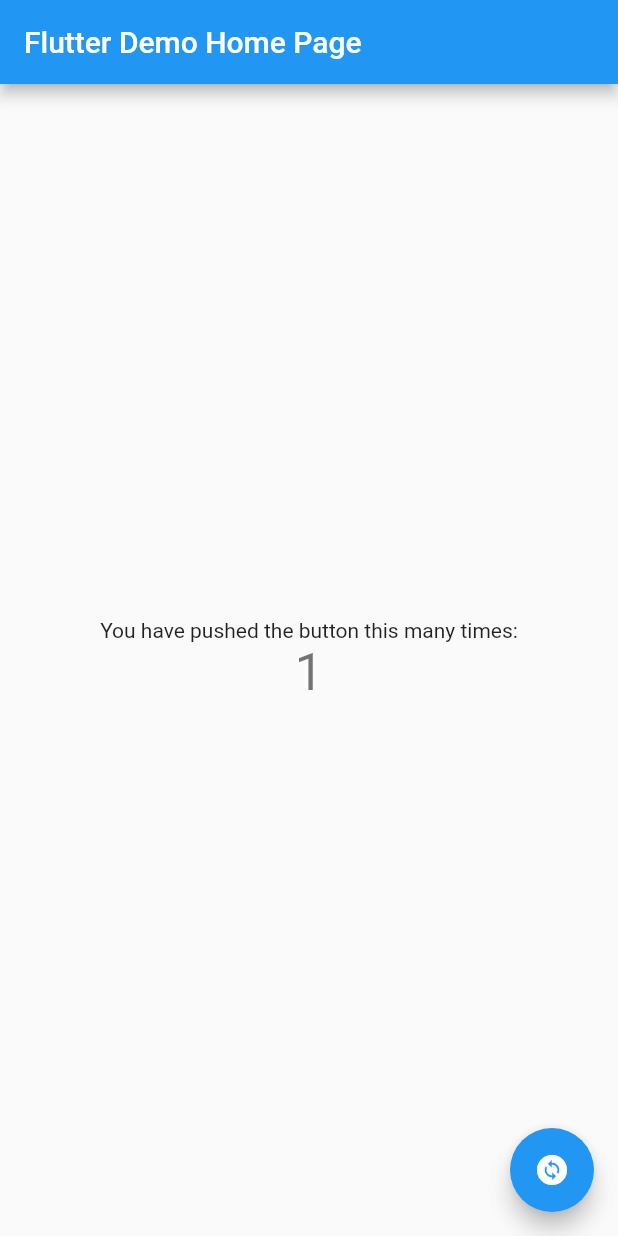
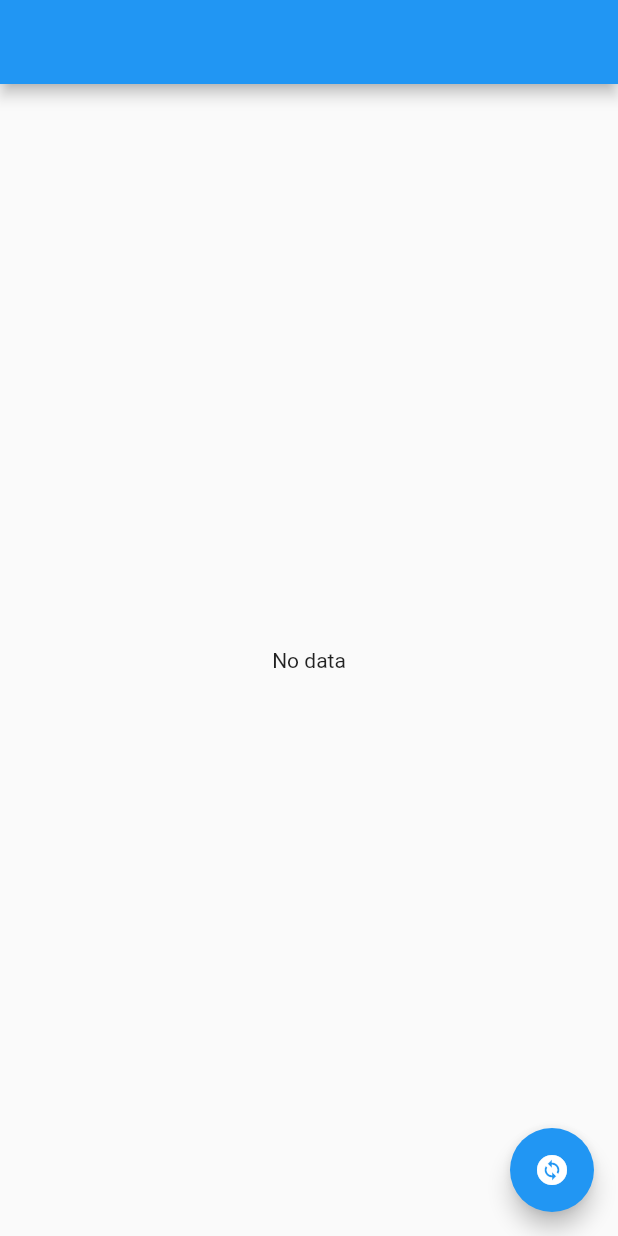
Before and after one commit to Rakibul25/codixel, a Flutter app: the screen it shows after launch, after a tap on the "change circle" icon, on a phone screen of 412 x 824 dp. Run offline on Flutter 3.47's test engine with Material 2 defaults, Android fonts, the phone set to English and light mode, and no system bars; our stand-ins replace dio; network calls fail.

Commit message:
api fetching part

```diff
--- /dev/null
+++ b/lib/controllers/api/api.dart
@@ -0,0 +1,10 @@
+import 'package:dio/dio.dart';
+class API{
+  Dio _dio = Dio();
+  API(){
+    _dio.options.baseUrl = "";
+    //keeping this empty, cause this class is using for multiple link
+    //_dio.interceptors.add(PrettyDioLogger());
+  }
+  Dio get sendRequest => _dio;
+}
--- /dev/null
+++ b/lib/controllers/api/fetchUser.dart
@@ -0,0 +1,20 @@
+import 'package:codixel/controllers/api/api.dart';
+import 'package:dio/dio.dart';
+
+import '../../models/user.dart';
+
+class FetchUser{
+  API api = API();
+  Future<User> fetcdata() async {
+    try {
+      //trying to fetch blocs result with blocs keyword
+      Response response = await api.sendRequest.get(
+          "https://random-data-api.com/api/v2/users");
+      var data = response.data;
+      return User.fromJson(data);
+    } catch (ex) {
+      throw ex;
+    }
+  }
+
+}
--- a/lib/main.dart
+++ b/lib/main.dart
@@ -1,3 +1,4 @@
+import 'package:codixel/views/home.dart';
 import 'package:flutter/material.dart';
 
 void main() {
@@ -11,105 +12,12 @@
   @override
   Widget build(BuildContext context) {
     return MaterialApp(
-      title: 'Flutter Demo',
+      debugShowCheckedModeBanner: false,
+      title: 'Codixel',
       theme: ThemeData(
-        // This is the theme of your application.
-        //
-        // Try running your application with "flutter run". You'll see the
-        // application has a blue toolbar. Then, without quitting the app, try
-        // changing the primarySwatch below to Colors.green and then invoke
-        // "hot reload" (press "r" in the console where you ran "flutter run",
-        // or simply save your changes to "hot reload" in a Flutter IDE).
-        // Notice that the counter didn't reset back to zero; the application
-        // is not restarted.
         primarySwatch: Colors.blue,
       ),
-      home: const MyHomePage(title: 'Flutter Demo Home Page'),
+      home: const Home(),
     );
   }
 }
-
-class MyHomePage extends StatefulWidget {
-  const MyHomePage({super.key, required this.title});
-
-  // This widget is the home page of your application. It is stateful, meaning
-  // that it has a State object (defined below) that contains fields that affect
-  // how it looks.
-
-  // This class is the configuration for the state. It holds the values (in this
-  // case the title) provided by the parent (in this case the App widget) and
-  // used by the build method of the State. Fields in a Widget subclass are
-  // always marked "final".
-
-  final String title;
-
-  @override
-  State<MyHomePage> createState() => _MyHomePageState();
-}
-
-class _MyHomePageState extends State<MyHomePage> {
-  int _counter = 0;
-
-  void _incrementCounter() {
-    setState(() {
-      // This call to setState tells the Flutter framework that something has
-      // changed in this State, which causes it to rerun the build method below
-      // so that the display can reflect the updated values. If we changed
-      // _counter without calling setState(), then the build method would not be
-      // called again, and so nothing would appear to happen.
-      _counter++;
-    });
-  }
-
-  @override
-  Widget build(BuildContext context) {
-    // This method is rerun every time setState is called, for instance as done
-    // by the _incrementCounter method above.
-    //
-    // The Flutter framework has been optimized to make rerunning build methods
-    // fast, so that you can just rebuild anything that needs updating rather
-    // than having to individually change instances of widgets.
-    return Scaffold(
-      appBar: AppBar(
-        // Here we take the value from the MyHomePage object that was created by
-        // the App.build method, and use it to set our appbar title.
-        title: Text(widget.title),
-      ),
-      body: Center(
-        // Center is a layout widget. It takes a single child and positions it
-        // in the middle of the parent.
-        child: Column(
-          // Column is also a layout widget. It takes a list of children and
-          // arranges them vertically. By default, it sizes itself to fit its
-          // children horizontally, and tries to be as tall as its parent.
-          //
-          // Invoke "debug painting" (press "p" in the console, choose the
-          // "Toggle Debug Paint" action from the Flutter Inspector in Android
-          // Studio, or the "Toggle Debug Paint" command in Visual Studio Code)
-          // to see the wireframe for each widget.
-          //
-          // Column has various properties to control how it sizes itself and
-          // how it positions its children. Here we use mainAxisAlignment to
-          // center the children vertically; the main axis here is the vertical
-          // axis because Columns are vertical (the cross axis would be
-          // horizontal).
-          mainAxisAlignment: MainAxisAlignment.center,
-          children: <Widget>[
-            const Text(
-              'You have pushed the button this many times:',
-            ),
-            Text(
-              '$_counter',
-              style: Theme.of(context).textTheme.headlineMedium,
-            ),
-          ],
-        ),
-      ),
-      floatingActionButton: FloatingActionButton(
-        onPressed: _incrementCounter,
-        tooltip: 'Increment',
-        child: const Icon(Icons.change_circle),
-      ), // This trailing comma makes auto-formatting nicer for build methods.
-    );
-  }
-}
--- /dev/null
+++ b/lib/models/user.dart
@@ -0,0 +1,206 @@
+
+import 'dart:convert';
+
+User welcomeFromJson(String str) => User.fromJson(json.decode(str));
+
+String welcomeToJson(User data) => json.encode(data.toJson());
+
+class User {
+  int id;
+  dynamic uid;
+  dynamic password;
+  dynamic firstName;
+  dynamic lastName;
+  dynamic username;
+  dynamic email;
+  dynamic avatar;
+  dynamic gender;
+  dynamic phoneNumber;
+  dynamic socialInsuranceNumber;
+  DateTime dateOfBirth;
+  Employment employment;
+  Address address;
+  CreditCard creditCard;
+  Subscription subscription;
+
+  User({
+    required this.id,
+    required this.uid,
+    required this.password,
+    required this.firstName,
+    required this.lastName,
+    required this.username,
+    required this.email,
+    required this.avatar,
+    required this.gender,
+    required this.phoneNumber,
+    required this.socialInsuranceNumber,
+    required this.dateOfBirth,
+    required this.employment,
+    required this.address,
+    required this.creditCard,
+    required this.subscription,
+  });
+
+  factory User.fromJson(Map<String, dynamic> json) => User(
+    id: json["id"],
+    uid: json["uid"],
+    password: json["password"],
+    firstName: json["first_name"],
+    lastName: json["last_name"],
+    username: json["username"],
+    email: json["email"],
+    avatar: json["avatar"],
+    gender: json["gender"],
+    phoneNumber: json["phone_number"],
+    socialInsuranceNumber: json["social_insurance_number"],
+    dateOfBirth: DateTime.parse(json["date_of_birth"]),
+    employment: Employment.fromJson(json["employment"]),
+    address: Address.fromJson(json["address"]),
+    creditCard: CreditCard.fromJson(json["credit_card"]),
+    subscription: Subscription.fromJson(json["subscription"]),
+  );
+
+  Map<String, dynamic> toJson() => {
+    "id": id,
+    "uid": uid,
+    "password": password,
+    "first_name": firstName,
+    "last_name": lastName,
+    "username": username,
+    "email": email,
+    "avatar": avatar,
+    "gender": gender,
+    "phone_number": phoneNumber,
+    "social_insurance_number": socialInsuranceNumber,
+    "date_of_birth": "${dateOfBirth.year.toString().padLeft(4, '0')}-${dateOfBirth.month.toString().padLeft(2, '0')}-${dateOfBirth.day.toString().padLeft(2, '0')}",
+    "employment": employment.toJson(),
+    "address": address.toJson(),
+    "credit_card": creditCard.toJson(),
+    "subscription": subscription.toJson(),
+  };
+}
+
+class Address {
+  String city;
+  String streetName;
+  String streetAddress;
+  String zipCode;
+  String state;
+  String country;
+  Coordinates coordinates;
+
+  Address({
+    required this.city,
+    required this.streetName,
+    required this.streetAddress,
+    required this.zipCode,
+    required this.state,
+    required this.country,
+    required this.coordinates,
+  });
+
+  factory Address.fromJson(Map<String, dynamic> json) => Address(
+    city: json["city"],
+    streetName: json["street_name"],
+    streetAddress: json["street_address"],
+    zipCode: json["zip_code"],
+    state: json["state"],
+    country: json["country"],
+    coordinates: Coordinates.fromJson(json["coordinates"]),
+  );
+
+  Map<String, dynamic> toJson() => {
+    "city": city,
+    "street_name": streetName,
+    "street_address": streetAddress,
+    "zip_code": zipCode,
+    "state": state,
+    "country": country,
+    "coordinates": coordinates.toJson(),
+  };
+}
+
+class Coordinates {
+  double lat;
+  double lng;
+
+  Coordinates({
+    required this.lat,
+    required this.lng,
+  });
+
+  factory Coordinates.fromJson(Map<String, dynamic> json) => Coordinates(
+    lat: json["lat"]?.toDouble(),
+    lng: json["lng"]?.toDouble(),
+  );
+
+  Map<String, dynamic> toJson() => {
+    "lat": lat,
+    "lng": lng,
+  };
+}
+
+class CreditCard {
+  String ccNumber;
+
+  CreditCard({
+    required this.ccNumber,
+  });
+
+  factory CreditCard.fromJson(Map<String, dynamic> json) => CreditCard(
+    ccNumber: json["cc_number"],
+  );
+
+  Map<String, dynamic> toJson() => {
+    "cc_number": ccNumber,
+  };
+}
+
+class Employment {
+  String title;
+  String keySkill;
+
+  Employment({
+    required this.title,
+    required this.keySkill,
+  });
+
+  factory Employment.fromJson(Map<String, dynamic> json) => Employment(
+    title: json["title"],
+    keySkill: json["key_skill"],
+  );
+
+  Map<String, dynamic> toJson() => {
+    "title": title,
+    "key_skill": keySkill,
+  };
+}
+
+class Subscription {
+  String plan;
+  String status;
+  String paymentMethod;
+  String term;
+
+  Subscription({
+    required this.plan,
+    required this.status,
+    required this.paymentMethod,
+    required this.term,
+  });
+
+  factory Subscription.fromJson(Map<String, dynamic> json) => Subscription(
+    plan: json["plan"],
+    status: json["status"],
+    paymentMethod: json["payment_method"],
+    term: json["term"],
+  );
+
+  Map<String, dynamic> toJson() => {
+    "plan": plan,
+    "status": status,
+    "payment_method": paymentMethod,
+    "term": term,
+  };
+}
--- /dev/null
+++ b/lib/views/home.dart
@@ -0,0 +1,48 @@
+import 'package:codixel/controllers/api/fetchUser.dart';
+import 'package:flutter/material.dart';
+
+import '../models/user.dart';
+
+class Home extends StatefulWidget {
+  const Home({Key? key}) : super(key: key);
+
+  @override
+  State<Home> createState() => _HomeState();
+}
+
+class _HomeState extends State<Home> {
+  @override
+  Widget build(BuildContext context) {
+    FetchUser fetchUser = FetchUser();
+    Future<void> fetchRandomUser() async {
+      try {
+        User user = await fetchUser.fetcdata();
+        print(user.id);
+      } catch (e) {
+        print('Error fetching user: $e');
+        // Handle the error as needed, such as displaying an error message
+      }
+    }
+
+    return Scaffold(
+      appBar: AppBar(),
+      body: Center(
+        child: Column(
+          mainAxisAlignment: MainAxisAlignment.center,
+          children: <Widget>[
+            const Text(
+              'No data',
+            ),
+
+          ],
+        ),
+      ),
+      floatingActionButton: FloatingActionButton(
+        onPressed: () {
+          fetchRandomUser();
+        },
+        child: const Icon(Icons.change_circle),
+      ), // ,
+    );
+  }
+}
--- a/pubspec.yaml
+++ b/pubspec.yaml
@@ -35,6 +35,9 @@
   # The following adds the Cupertino Icons font to your application.
   # Use with the CupertinoIcons class for iOS style icons.
   cupertino_icons: ^1.0.2
+  dio: ^5.1.2
+  rive: ^0.11.1
+
 
 dev_dependencies:
   flutter_test:
```
Also changed, not shown: pubspec.lock, 1 other file.
